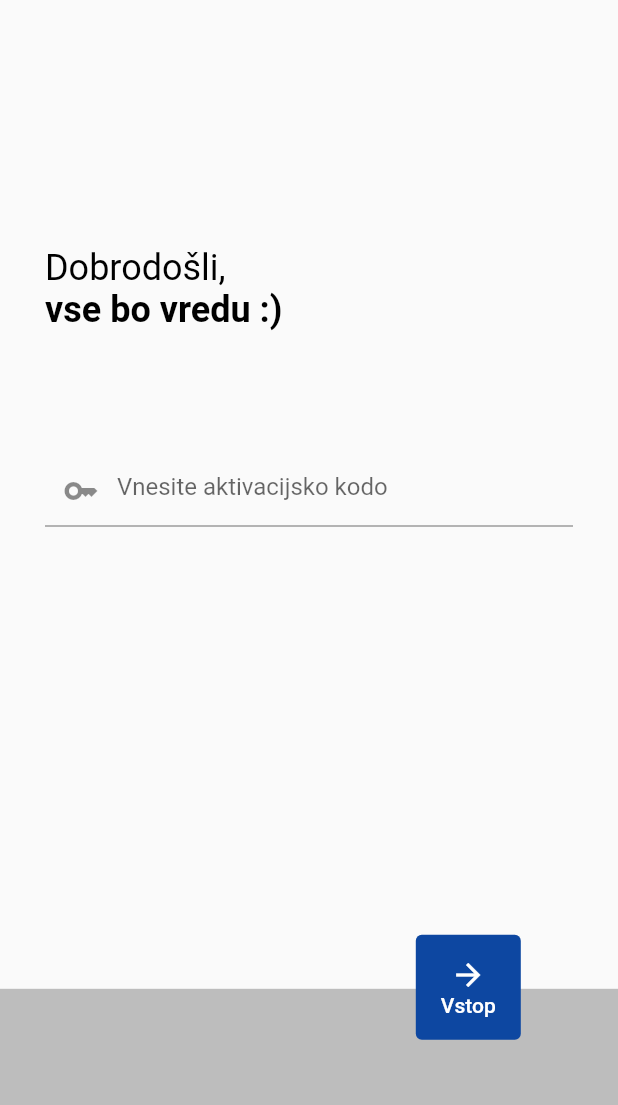
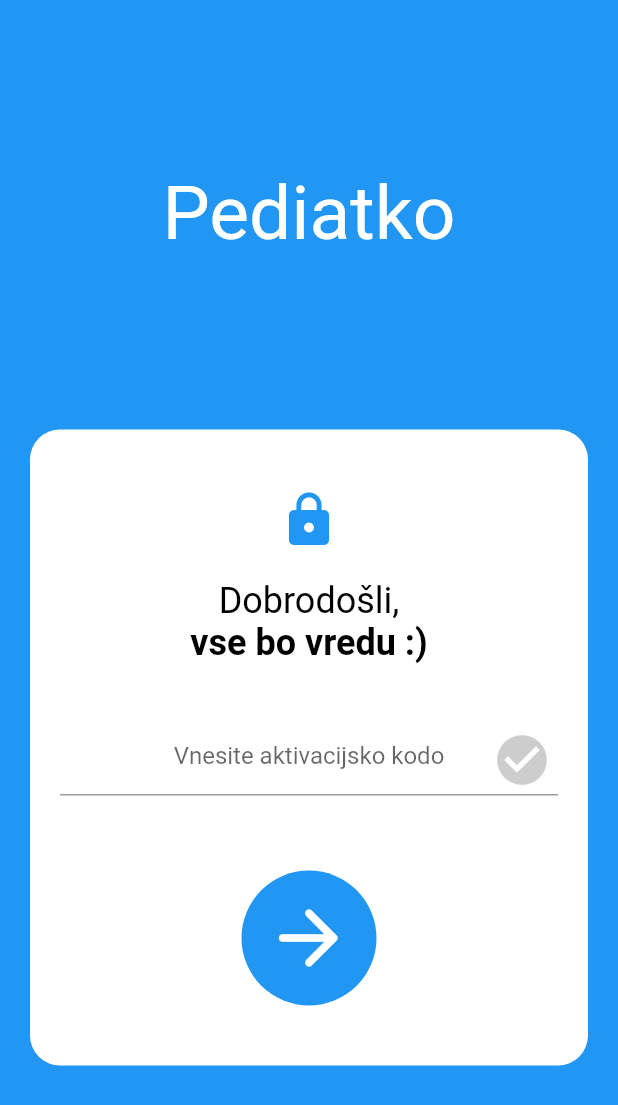
Before and after one commit to jan-milovanovic/b_air, a Flutter app: the screen it shows after launch, on a phone screen of 412 x 824 dp. Shown: the top 1105 px of the screen. Run offline on Flutter 3.47's test engine with Material 2 defaults, Android fonts, the phone set to English and light mode, and no system bars; our stand-ins replace animated_splash_screen, just_audio, just_audio_background, lottie, page_transition, rxdart and 1 more; missing offline and left inert: audio_session.

Commit message:
UI redesign

```diff
--- a/lib/login_page.dart
+++ b/lib/login_page.dart
@@ -13,51 +13,46 @@ class LoginPage extends StatelessWidget {
     final double height = MediaQuery.of(context).size.height;
     final double width = MediaQuery.of(context).size.width;
 
+    Color defaultColor = Theme.of(context).colorScheme.primary;
     return Scaffold(
-      resizeToAvoidBottomInset: false,
-      body: CustomPaint(
-        painter: Background(),
-        child: Container(
-          margin: const EdgeInsets.only(left: 30.0, right: 30.0),
-          child: Column(
-            crossAxisAlignment: CrossAxisAlignment.start,
+        backgroundColor: defaultColor,
+        body: Column(
           children: [
-              SizedBox(height: height * 0.2),
+            const Spacer(flex: 1),
+            const Text('Pediatko',
+                style: TextStyle(fontSize: 50, color: Colors.white)),
+            const Spacer(flex: 1),
+            Container(
+              decoration: const BoxDecoration(
+                  borderRadius: BorderRadius.all(Radius.circular(20)),
+                  color: Colors.white),
+              margin: const EdgeInsets.fromLTRB(20, 0, 20, 0),
+              padding: const EdgeInsets.all(20),
+              child: Column(children: [
+                const SizedBox(height: 20),
+                Icon(
+                  Icons.lock,
+                  size: 40,
+                  color: defaultColor,
+                ),
+                const SizedBox(height: 20),
                 welcomeText(),
-              SizedBox(height: height * 0.1),
+                const SizedBox(height: 40),
                 inputField(inputFieldController),
-              SizedBox(height: height * 0.33),
-              Container(
-                  padding: EdgeInsets.only(left: width * 0.6),
-                  child: continueButton(inputFieldController.text, context)),
+                const SizedBox(height: 50),
+                continueButton(inputFieldController.text, context),
+                const SizedBox(height: 20),
+              ]),
+            ),
+            const Spacer(flex: 1),
           ],
-          ),
-        ),
-      ),
-    );
+        ));
   }
-}
-
-class Background extends CustomPainter {
-  @override
-  void paint(Canvas canvas, Size size) {
-    final height = size.height;
-    final width = size.width;
-    Paint paint = Paint();
-
-    Path bottomColor = Path();
-    bottomColor.addRect(Rect.fromLTRB(0, height * 0.8, width, height));
-    //Rect.fromLTRB(left, top, right, bottom)
-    paint.color = Colors.grey.shade400;
-    canvas.drawPath(bottomColor, paint);
-  }
-
-  @override
-  bool shouldRepaint(CustomPainter oldDelegate) => false;
 }
 
 RichText welcomeText() {
   return RichText(
+      textAlign: TextAlign.center,
       text: const TextSpan(
           style: TextStyle(fontSize: 24, color: Colors.black),
           children: <TextSpan>[
@@ -70,13 +65,24 @@ RichText welcomeText() {
 
 TextField inputField(inputFieldController) {
   return TextField(
+    textAlign: TextAlign.center,
     controller: inputFieldController,
     keyboardType: TextInputType.number,
     inputFormatters: <TextInputFormatter>[
       FilteringTextInputFormatter.allow(RegExp(r'[0-9]'))
     ],
     decoration: const InputDecoration(
-        hintText: 'Vnesite aktivacijsko kodo', prefixIcon: Icon(Icons.key)),
+      hintText: 'Vnesite aktivacijsko kodo',
+      suffixIcon: Icon(
+        Icons.check_circle,
+        size: 40,
+        color: Color.fromARGB(50, 0, 0, 0),
+      ),
+      prefixIcon: Icon(
+        Icons.check_box_outline_blank,
+        color: Colors.white,
+      ),
+    ),
   );
 }
 
@@ -84,15 +90,12 @@ TextButton continueButton(String passcode, BuildContext context) {
   return TextButton(
     style: TextButton.styleFrom(
       primary: Colors.white,
-        backgroundColor: Colors.blue.shade900,
+      backgroundColor: Theme.of(context).colorScheme.primary,
       onSurface: Colors.black,
-        minimumSize: const Size(70.0, 70.0)),
-    child: Column(
-      children: const [
-        Icon(Icons.arrow_forward),
-        Text('Vstop'),
-      ],
+      minimumSize: const Size(90.0, 90.0),
+      shape: const CircleBorder(),
     ),
+    child: const Icon(Icons.arrow_forward_rounded, size: 60),
     onPressed: () {
       checkValidAndProceed(passcode, context);
     },
```
Lines whose indentation alone changed are shown as unchanged.
